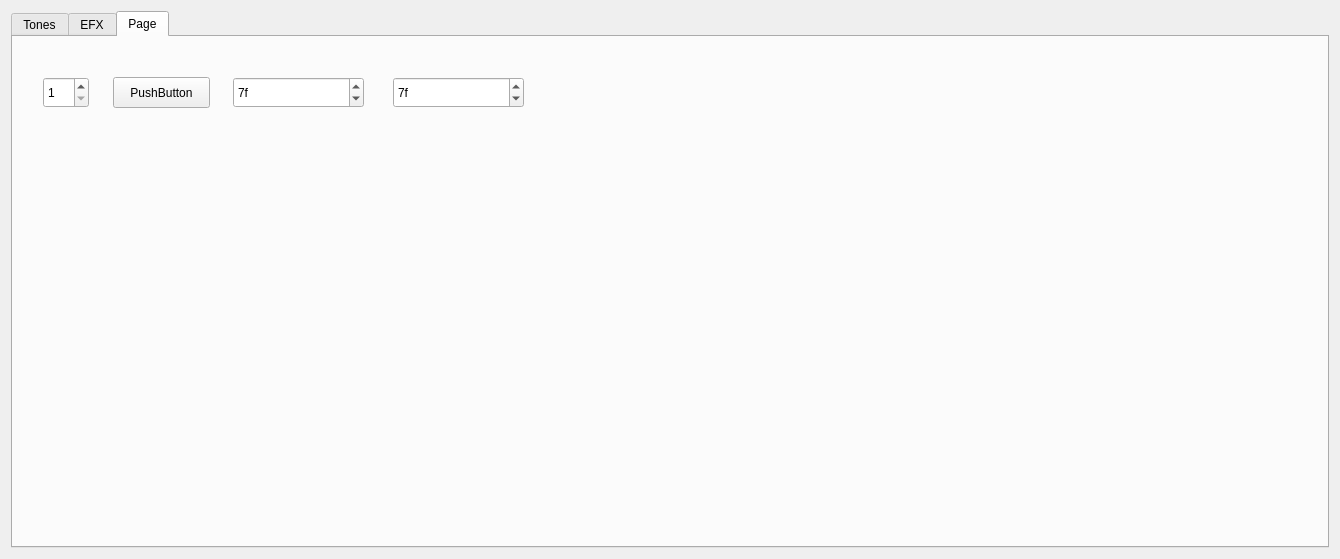
Old version of the form PatchUI.ui in the repository marcelbonnet/QStage.
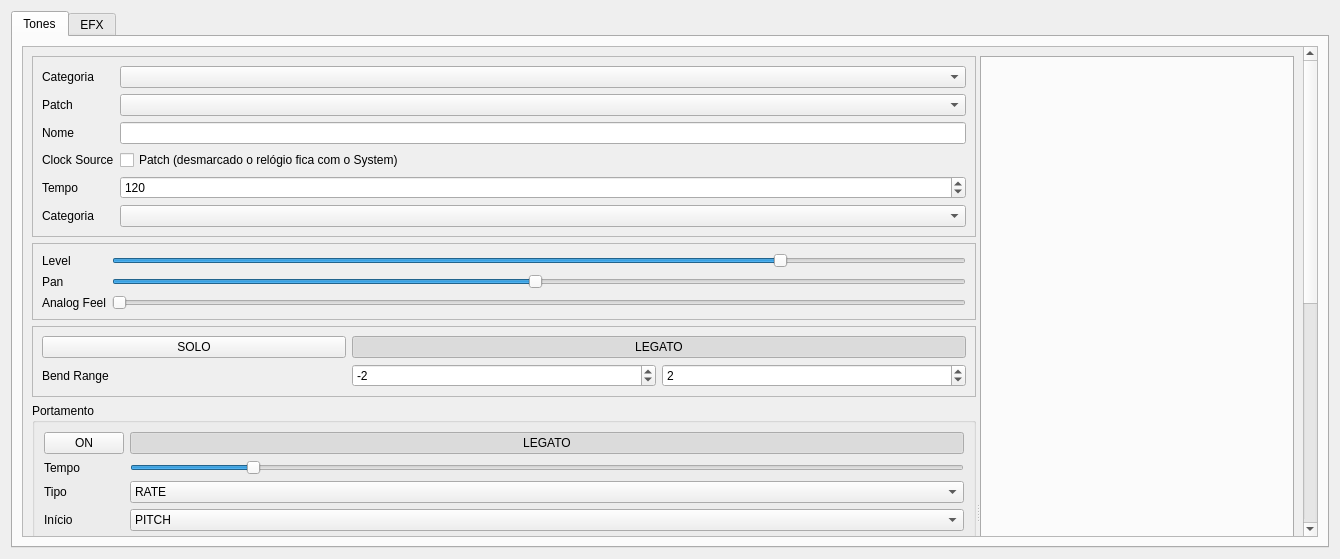
New version of the form. The open tabs and pages were chosen to show the change.

```diff
--- a/PatchUI.ui
+++ b/PatchUI.ui
@@ -39,7 +39,7 @@
           <property name="geometry">
            <rect>
             <x>0</x>
-            <y>-29</y>
+            <y>0</y>
             <width>1284</width>
             <height>1208</height>
            </rect>
@@ -1593,78 +1593,6 @@
        </item>
       </layout>
      </widget>
-     <widget class="QWidget" name="tab">
-      <attribute name="title">
-       <string>Page</string>
-      </attribute>
-      <widget class="QPushButton" name="pushButton">
-       <property name="geometry">
-        <rect>
-         <x>100</x>
-         <y>40</y>
-         <width>97</width>
-         <height>31</height>
-        </rect>
-       </property>
-       <property name="text">
-        <string>PushButton</string>
-       </property>
-      </widget>
-      <widget class="QSpinBox" name="dataSize">
-       <property name="geometry">
-        <rect>
-         <x>380</x>
-         <y>40</y>
-         <width>131</width>
-         <height>31</height>
-        </rect>
-       </property>
-       <property name="maximum">
-        <number>127000</number>
-       </property>
-       <property name="value">
-        <number>127</number>
-       </property>
-       <property name="displayIntegerBase">
-        <number>16</number>
-       </property>
-      </widget>
-      <widget class="QSpinBox" name="startAddr">
-       <property name="geometry">
-        <rect>
-         <x>220</x>
-         <y>40</y>
-         <width>131</width>
-         <height>31</height>
-        </rect>
-       </property>
-       <property name="maximum">
-        <number>911127000</number>
-       </property>
-       <property name="value">
-        <number>127</number>
-       </property>
-       <property name="displayIntegerBase">
-        <number>16</number>
-       </property>
-      </widget>
-      <widget class="QSpinBox" name="spinBox">
-       <property name="geometry">
-        <rect>
-         <x>30</x>
-         <y>40</y>
-         <width>46</width>
-         <height>31</height>
-        </rect>
-       </property>
-       <property name="minimum">
-        <number>1</number>
-       </property>
-       <property name="maximum">
-        <number>9999</number>
-       </property>
-      </widget>
-     </widget>
     </widget>
    </item>
   </layout>
```
Left out of the diff: 2 changed lines with no effect on the pictures.
